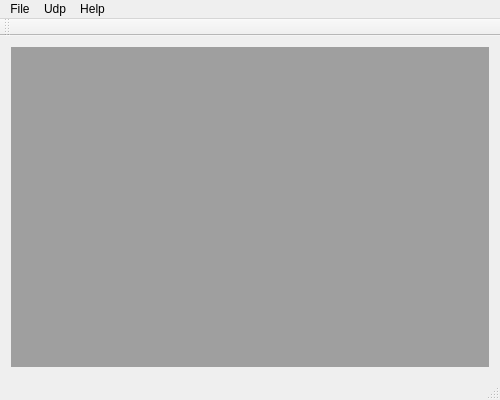
The window that mainwindow.ui (cespinozam/infobasic) describes before a commit, drawn with Qt 5.
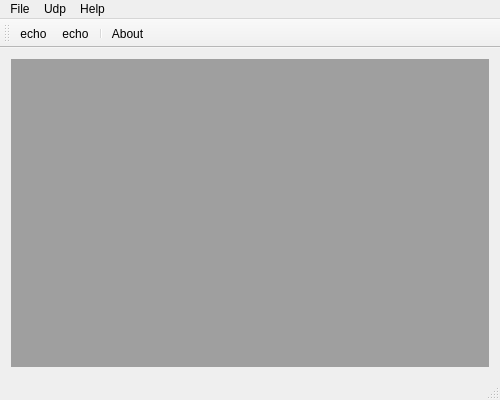
The same window after the commit. Icons and pictures are not drawn.

```diff
--- a/mainwindow.ui
+++ b/mainwindow.ui
@@ -71,12 +71,19 @@
    <addaction name="menuHelp"/>
   </widget>
   <widget class="QToolBar" name="mainToolBar">
+   <property name="toolButtonStyle">
+    <enum>Qt::ToolButtonIconOnly</enum>
+   </property>
    <attribute name="toolBarArea">
     <enum>TopToolBarArea</enum>
    </attribute>
    <attribute name="toolBarBreak">
     <bool>false</bool>
    </attribute>
+   <addaction name="actionEchoServer"/>
+   <addaction name="actionEchoClient"/>
+   <addaction name="separator"/>
+   <addaction name="actionAbout"/>
   </widget>
   <widget class="QStatusBar" name="statusBar"/>
   <action name="actionExit">
```
Left out of the diff: 36 changed lines with no effect on the pictures.
